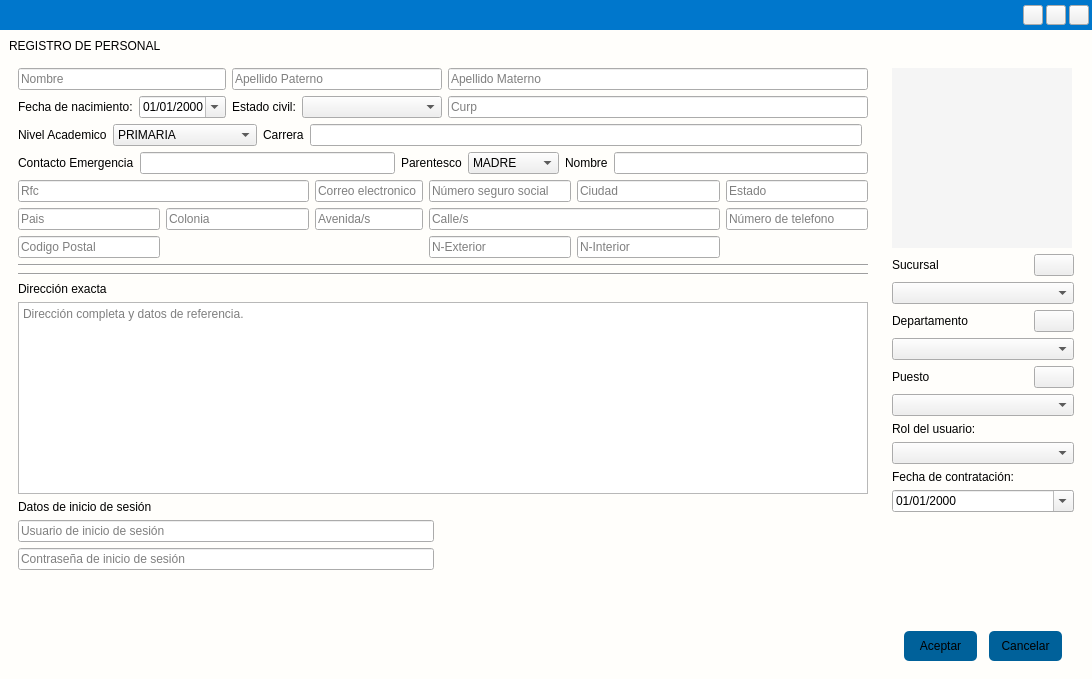
Qt form app/View/UserInterfaceUi/UI_REGISTRO_EMPLEADO.ui (LAngelVp/software-punto-de-venta) before a commit.
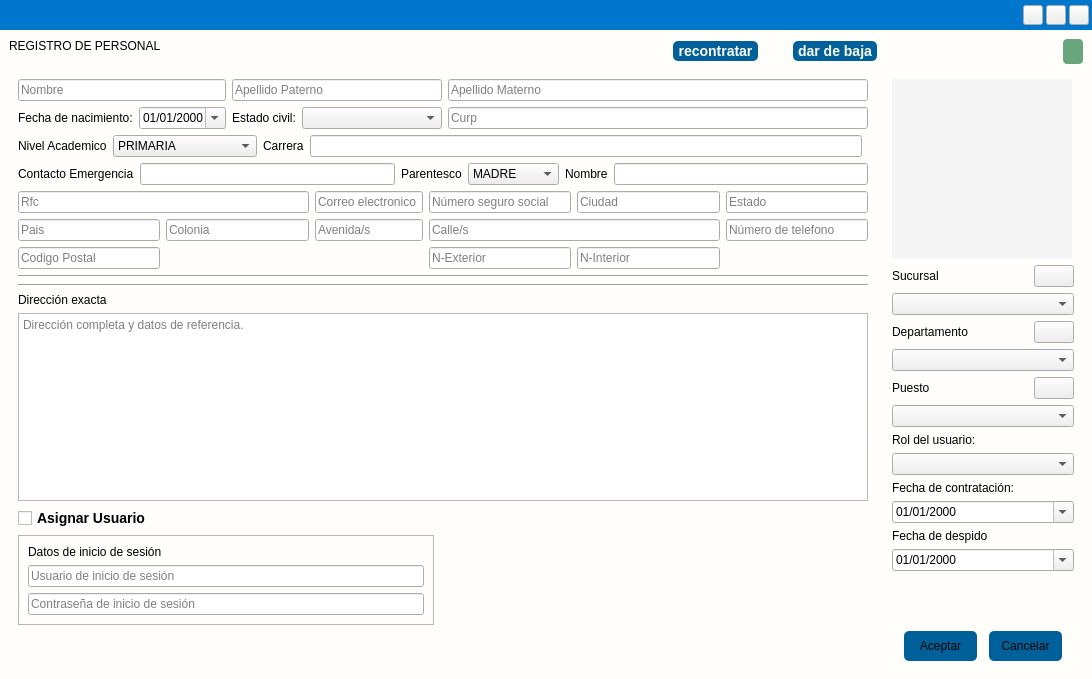
The same form after that commit. Icons and pictures are not drawn.

Commit message: SE ESTAN REFLEJANDO LOS DATOS EN LA VENTANA AL MOMENTO DE PRECIONAR EL BOTON DE EDITAR

```diff
--- a/app/View/UserInterfaceUi/UI_REGISTRO_EMPLEADO.ui
+++ b/app/View/UserInterfaceUi/UI_REGISTRO_EMPLEADO.ui
@@ -21,10 +21,22 @@
 background:#EE1D52;
 border-radius:5px;
 }
+[objectName*=&quot;contenedor_&quot;]{
+background: #fffefb;
+}
 #widget_cabecera_ventana{
 	background-color: #0077CC;
 	min-height: 30px;
 }
+#etiqueta_status_empleado{
+font-size: 18px;
+background: #68a67d;
+color: #1d1c1c;
+margin: 0px;
+padding: 2px 5px;
+border-radius: 4px;
+text-transform: uppercase;
+}
 [objectName^=&quot;btc&quot;]{
 background-color: rgb(255, 255, 255);
 	border: none;
@@ -52,6 +64,11 @@
 	border:solid 2px black;
 	background-color:#F5F5F5;
 }
+#opcion_usodelsistema{
+	font-family: Arial;
+	font-size: 14px;
+	font-weight: bold;
+}
 [objectName^=&quot;etiquetaTitulo_&quot;]{
 	font-family: Arial;
 	font-size: 18px;
@@ -67,7 +84,7 @@
 [objectName^=&quot;etiqueta_&quot;]{
 	font-family: Arial;
 	font-size: 14px;
-font-weight: bold;
+	font-weight: bold;
 }
 [objectName^=&quot;txt_&quot;]{
 	font-family: Arial;
@@ -217,6 +234,32 @@
 #Button_cancelar:hover{
 	background-color: #EE1D52;
 }
+#btn_btn_bajapersona{
+	border: none;
+	padding: 2px 5px;
+	border-radius: 5px;	
+	background-color: #00619a;	
+	text-transform: uppercase;
+	font-size: 14px;
+	font-weight:bold;
+	color:#fffefb;
+}
+#btn_btn_bajapersona:hover{
+	background-color: #EE1D52;
+}
+#btn_btn_recontratar{
+	border: none;
+	padding: 2px 5px;
+	border-radius: 5px;	
+	background-color: #00619a;	
+	text-transform: uppercase;
+	font-size: 14px;
+	font-weight:bold;
+	color:#fffefb;
+}
+#btn_btn_recontratar:hover{
+	background-color: #68a67d;
+}
 #label_fotousuario{
 	min-height: 100px;
 	min-width: 100px;
@@ -263,7 +306,8 @@
 }
 [objectName^=&quot;tiempo_&quot;]::focus{
 border-bottom: 2px solid #00668c;
-}</string>
+}
+</string>
   </property>
   <layout class="QVBoxLayout" name="verticalLayout">
    <property name="spacing">
@@ -477,9 +521,263 @@
       <item>
        <widget class="QWidget" name="widget_4" native="true">
         <layout class="QGridLayout" name="gridLayout_4">
-         <item row="1" column="0">
-          <widget class="QWidget" name="widget_3" native="true">
+         <item row="0" column="7" alignment="Qt::AlignRight|Qt::AlignVCenter">
+          <widget class="QLabel" name="etiqueta_status_empleado">
+           <property name="text">
+            <string/>
+           </property>
+          </widget>
+         </item>
+         <item row="0" column="6" alignment="Qt::AlignRight">
+          <widget class="QPushButton" name="btn_btn_bajapersona">
+           <property name="text">
+            <string>dar de baja</string>
+           </property>
+           <property name="icon">
+            <iconset resource="../../Source/iconosSVG.qrc">
+             <normaloff>:/iconosBlancos/Icons/iconos/Blanco/eliminar_persona_blanco.svg</normaloff>:/iconosBlancos/Icons/iconos/Blanco/eliminar_persona_blanco.svg</iconset>
+           </property>
+          </widget>
+         </item>
+         <item row="2" column="7">
+          <widget class="QWidget" name="contenedor_datosderecha" native="true">
+           <property name="maximumSize">
+            <size>
+             <width>200</width>
+             <height>16777215</height>
+            </size>
+           </property>
+           <layout class="QGridLayout" name="gridLayout_3">
+            <item row="8" column="0">
+             <widget class="QLabel" name="etiqueta_rol_usuario">
+              <property name="text">
+               <string>Rol del usuario:</string>
+              </property>
+             </widget>
+            </item>
+            <item row="4" column="0">
+             <widget class="QLabel" name="etiqueta_departamento">
+              <property name="text">
+               <string>Departamento</string>
+              </property>
+             </widget>
+            </item>
+            <item row="6" column="0">
+             <widget class="QLabel" name="etiqueta_puesto">
+              <property name="text">
+               <string>Puesto</string>
+              </property>
+             </widget>
+            </item>
+            <item row="5" column="0" colspan="2">
+             <widget class="QComboBox" name="cajaopciones_departamentos">
+              <property name="sizeAdjustPolicy">
+               <enum>QComboBox::AdjustToContents</enum>
+              </property>
+             </widget>
+            </item>
+            <item row="7" column="0" colspan="2">
+             <widget class="QComboBox" name="cajaopciones_puestos">
+              <property name="sizeAdjustPolicy">
+               <enum>QComboBox::AdjustToContents</enum>
+              </property>
+             </widget>
+            </item>
+            <item row="1" column="0">
+             <widget class="QLabel" name="etiqueta_sucursal">
+              <property name="text">
+               <string>Sucursal</string>
+              </property>
+             </widget>
+            </item>
+            <item row="0" column="0">
+             <widget class="QLabel" name="label_fotousuario">
+              <property name="text">
+               <string/>
+              </property>
+             </widget>
+            </item>
+            <item row="1" column="1">
+             <widget class="QPushButton" name="Button_nuevasucursal">
+              <property name="cursor">
+               <cursorShape>PointingHandCursor</cursorShape>
+              </property>
+              <property name="text">
+               <string/>
+              </property>
+              <property name="icon">
+               <iconset resource="../../Source/iconosSVG.qrc">
+                <normaloff>:/iconosBlancos/Icons/iconos/Blanco/agregar_blanco.svg</normaloff>:/iconosBlancos/Icons/iconos/Blanco/agregar_blanco.svg</iconset>
+              </property>
+              <property name="iconSize">
+               <size>
+                <width>24</width>
+                <height>24</height>
+               </size>
+              </property>
+             </widget>
+            </item>
+            <item row="2" column="0" colspan="2">
+             <widget class="QComboBox" name="cajaopciones_sucursales">
+              <property name="sizeAdjustPolicy">
+               <enum>QComboBox::AdjustToContents</enum>
+              </property>
+             </widget>
+            </item>
+            <item row="4" column="1">
+             <widget class="QPushButton" name="Button_agregardepartamento">
+              <property name="cursor">
+               <cursorShape>PointingHandCursor</cursorShape>
+              </property>
+              <property name="text">
+               <string/>
+              </property>
+              <property name="icon">
+               <iconset resource="../../Source/iconosSVG.qrc">
+                <normaloff>:/iconosBlancos/Icons/iconos/Blanco/agregar_blanco.svg</normaloff>:/iconosBlancos/Icons/iconos/Blanco/agregar_blanco.svg</iconset>
+              </property>
+              <property name="iconSize">
+               <size>
+                <width>24</width>
+                <height>24</height>
+               </size>
+              </property>
+             </widget>
+            </item>
+            <item row="6" column="1">
+             <widget class="QPushButton" name="Button_agregarpuesto">
+              <property name="cursor">
+               <cursorShape>PointingHandCursor</cursorShape>
+              </property>
+              <property name="text">
+               <string/>
+              </property>
+              <property name="icon">
+               <iconset resource="../../Source/iconosSVG.qrc">
+                <normaloff>:/iconosBlancos/Icons/iconos/Blanco/agregar_blanco.svg</normaloff>:/iconosBlancos/Icons/iconos/Blanco/agregar_blanco.svg</iconset>
+              </property>
+              <property name="iconSize">
+               <size>
+                <width>24</width>
+                <height>24</height>
+               </size>
+              </property>
+             </widget>
+            </item>
+            <item row="12" column="0" colspan="2">
+             <layout class="QGridLayout" name="gridLayout_2">
+              <property name="spacing">
+               <number>0</number>
+              </property>
+              <item row="0" column="0">
+               <widget class="QToolButton" name="Button_aceptar">
+                <property name="cursor">
+                 <cursorShape>PointingHandCursor</cursorShape>
+                </property>
+                <property name="text">
+                 <string>Aceptar</string>
+                </property>
+               </widget>
+              </item>
+              <item row="0" column="1">
+               <widget class="QToolButton" name="Button_cancelar">
+                <property name="cursor">
+                 <cursorShape>PointingHandCursor</cursorShape>
+                </property>
+                <property name="text">
+                 <string>Cancelar</string>
+                </property>
+               </widget>
+              </item>
+             </layout>
+            </item>
+            <item row="11" column="0" colspan="2">
+             <spacer name="verticalSpacer">
+              <property name="orientation">
+               <enum>Qt::Vertical</enum>
+              </property>
+              <property name="sizeHint" stdset="0">
+               <size>
+                <width>20</width>
+                <height>203</height>
+               </size>
+              </property>
+             </spacer>
+            </item>
+            <item row="10" column="0" colspan="2">
+             <layout class="QGridLayout" name="gridLayout_9">
+              <item row="2" column="0">
+               <widget class="QLabel" name="etiqueta_fechadespido">
+                <property name="text">
+                 <string>Fecha de despido</string>
+                </property>
+               </widget>
+              </item>
+              <item row="1" column="0">
+               <widget class="QDateEdit" name="fecha_fechacontratacion">
+                <property name="displayFormat">
+                 <string>dd/MM/yyyy</string>
+                </property>
+                <property name="calendarPopup">
+                 <bool>true</bool>
+                </property>
+               </widget>
+              </item>
+              <item row="0" column="0">
+               <widget class="QLabel" name="etiqueta_fechacontratacion">
+                <property name="text">
+                 <string>Fecha de contratación:</string>
+                </property>
+               </widget>
+              </item>
+              <item row="3" column="0">
+               <widget class="QDateEdit" name="fecha_fechadespido">
+                <property name="displayFormat">
+                 <string>dd/MM/yyyy</string>
+                </property>
+                <property name="calendarPopup">
+                 <bool>true</bool>
+                </property>
+               </widget>
+              </item>
+             </layout>
+            </item>
+            <item row="9" column="0" colspan="2">
+             <widget class="QComboBox" name="cajaopciones_rol_usuario">
+              <property name="sizeAdjustPolicy">
+               <enum>QComboBox::AdjustToContents</enum>
+              </property>
+             </widget>
+            </item>
+           </layout>
+          </widget>
+         </item>
+         <item row="2" column="0" colspan="7">
+          <widget class="QWidget" name="contenedor_datosizquierda" native="true">
            <layout class="QGridLayout" name="gridLayout_8">
+            <item row="5" column="0">
+             <widget class="QLabel" name="etiquetasubtitulo_direccion">
+              <property name="text">
+               <string>Dirección exacta</string>
+              </property>
+              <property name="alignment">
+               <set>Qt::AlignBottom|Qt::AlignLeading|Qt::AlignLeft</set>
+              </property>
+             </widget>
+            </item>
+            <item row="12" column="1">
+             <spacer name="verticalSpacer_2">
+              <property name="orientation">
+               <enum>Qt::Vertical</enum>
+              </property>
+              <property name="sizeHint" stdset="0">
+               <size>
+                <width>20</width>
+                <height>40</height>
+               </size>
+              </property>
+             </spacer>
+            </item>
             <item row="0" column="0" colspan="4">
              <layout class="QGridLayout" name="gridLayout">
               <item row="0" column="4">
@@ -579,6 +877,58 @@
               </item>
              </layout>
             </item>
+            <item row="10" column="0">
+             <widget class="QFrame" name="contenedor_credencialesusuario">
+              <property name="frameShape">
+               <enum>QFrame::StyledPanel</enum>
+              </property>
+              <property name="frameShadow">
+               <enum>QFrame::Raised</enum>
+              </property>
+              <layout class="QGridLayout" name="gridLayout_10">
+               <item row="2" column="0">
+                <widget class="QLineEdit" name="txt_contrasenia_usuario_iniciosesion">
+                 <property name="echoMode">
+                  <enum>QLineEdit::Password</enum>
+                 </property>
+                 <property name="placeholderText">
+                  <string>Contraseña de inicio de sesión</string>
+                 </property>
+                 <property name="clearButtonEnabled">
+                  <bool>false</bool>
+                 </property>
+                </widget>
+               </item>
+               <item row="1" column="0">
+                <widget class="QLineEdit" name="txt_usuario_iniciosesion">
+                 <property name="placeholderText">
+                  <string>Usuario de inicio de sesión</string>
+                 </property>
+                 <property name="clearButtonEnabled">
+                  <bool>false</bool>
+                 </property>
+                </widget>
+               </item>
+               <item row="0" column="0">
+                <widget class="QLabel" name="etiquetasubtitulo_datos_uniciosesion">
+                 <property name="text">
+                  <string>Datos de inicio de sesión</string>
+                 </property>
+                </widget>
+               </item>
+              </layout>
+             </widget>
+            </item>
+            <item row="6" column="0" colspan="4">
+             <widget class="QPlainTextEdit" name="txtlargo_direccion_completa">
+              <property name="styleSheet">
+               <string notr="true"/>
+              </property>
+              <property name="placeholderText">
+               <string>Dirección completa y datos de referencia.</string>
+              </property>
+             </widget>
+            </item>
             <item row="1" column="0" colspan="3">
              <layout class="QGridLayout" name="gridLayout_5">
               <item row="0" column="0">
@@ -642,68 +992,12 @@
               </item>
              </layout>
             </item>
-            <item row="2" column="0" colspan="4">
-             <layout class="QGridLayout" name="gridLayout_7">
-              <item row="0" column="4">
-               <widget class="QLabel" name="etiqueta_nombrecontactoemergencia">
-                <property name="text">
-                 <string>Nombre</string>
-                </property>
-               </widget>
-              </item>
-              <item row="0" column="0">
-               <widget class="QLabel" name="etiqueta_contactoemergencia">
-                <property name="text">
-                 <string>Contacto Emergencia</string>
-                </property>
-               </widget>
-              </item>
-              <item row="0" column="1">
-               <widget class="QLineEdit" name="txt_contactoemergencia"/>
-              </item>
-              <item row="0" column="2">
-               <widget class="QLabel" name="etiqueta_parentesco">
-                <property name="text">
-                 <string>Parentesco</string>
-                </property>
-               </widget>
-              </item>
-              <item row="0" column="3">
-               <widget class="QComboBox" name="cajaopciones_parentesco">
-                <property name="sizeAdjustPolicy">
-                 <enum>QComboBox::AdjustToContents</enum>
-                </property>
-                <item>
-                 <property name="text">
-                  <string>MADRE</string>
-                 </property>
-                </item>
-                <item>
-                 <property name="text">
-                  <string>PADRE</string>
-                 </property>
-                </item>
-                <item>
-                 <property name="text">
-                  <string>TIO/A</string>
-                 </property>
-                </item>
-                <item>
-                 <property name="text">
-                  <string>ESPOSO/A</string>
-                 </property>
-                </item>
-                <item>
-                 <property name="text">
-                  <string>OTRO</string>
-                 </property>
-                </item>
-               </widget>
-              </item>
-              <item row="0" column="5">
-               <widget class="QLineEdit" name="txt_nombrecontactoemergencia"/>
-              </item>
-             </layout>
+            <item row="4" column="0" colspan="4">
+             <widget class="Line" name="line_3">
+              <property name="orientation">
+               <enum>Qt::Horizontal</enum>
+              </property>
+             </widget>
             </item>
             <item row="3" column="0" colspan="4">
              <layout class="QGridLayout" name="gridLayout_6">
@@ -831,77 +1125,7 @@
               </item>
              </layout>
             </item>
-            <item row="4" column="0" colspan="4">
-             <widget class="Line" name="line_3">
-              <property name="orientation">
-               <enum>Qt::Horizontal</enum>
-              </property>
-             </widget>
-            </item>
-            <item row="5" column="0">
-             <widget class="QLabel" name="etiquetasubtitulo_direccion">
-              <property name="text">
-               <string>Dirección exacta</string>
-              </property>
-              <property name="alignment">
-               <set>Qt::AlignBottom|Qt::AlignLeading|Qt::AlignLeft</set>
-              </property>
-             </widget>
-            </item>
-            <item row="6" column="0" colspan="4">
-             <widget class="QPlainTextEdit" name="txtlargo_direccion_completa">
-              <property name="styleSheet">
-               <string notr="true"/>
-              </property>
-              <property name="placeholderText">
-               <string>Dirección completa y datos de referencia.</string>
-              </property>
-             </widget>
-            </item>
-            <item row="7" column="0" colspan="2">
-             <widget class="QLabel" name="etiquetasubtitulo_datos_uniciosesion">
-              <property name="text">
-               <string>Datos de inicio de sesión</string>
-              </property>
-             </widget>
-            </item>
-            <item row="8" column="0">
-             <widget class="QLineEdit" name="txt_usuario_iniciosesion">
-              <property name="placeholderText">
-               <string>Usuario de inicio de sesión</string>
-              </property>
-              <property name="clearButtonEnabled">
-               <bool>false</bool>
-              </property>
-             </widget>
-            </item>
-            <item row="9" column="0">
-             <widget class="QLineEdit" name="txt_contrasenia_usuario_iniciosesion">
-              <property name="echoMode">
-               <enum>QLineEdit::Password</enum>
-              </property>
-              <property name="placeholderText">
-               <string>Contraseña de inicio de sesión</string>
-              </property>
-              <property name="clearButtonEnabled">
-               <bool>false</bool>
-              </property>
-             </widget>
-            </item>
             <item row="10" column="1">
-             <spacer name="verticalSpacer_2">
-              <property name="orientation">
-               <enum>Qt::Vertical</enum>
-              </property>
-              <property name="sizeHint" stdset="0">
-               <size>
-                <width>20</width>
-                <height>40</height>
-               </size>
-              </property>
-             </spacer>
-            </item>
-            <item row="8" column="1">
              <spacer name="horizontalSpacer_2">
               <property name="orientation">
                <enum>Qt::Horizontal</enum>
@@ -914,6 +1138,76 @@
               </property>
              </spacer>
             </item>
+            <item row="2" column="0" colspan="4">
+             <layout class="QGridLayout" name="gridLayout_7">
+              <item row="0" column="4">
+               <widget class="QLabel" name="etiqueta_nombrecontactoemergencia">
+                <property name="text">
+                 <string>Nombre</string>
+                </property>
+               </widget>
+              </item>
+              <item row="0" column="0">
+               <widget class="QLabel" name="etiqueta_contactoemergencia">
+                <property name="text">
+                 <string>Contacto Emergencia</string>
+                </property>
+               </widget>
+              </item>
+              <item row="0" column="1">
+               <widget class="QLineEdit" name="txt_contactoemergencia"/>
+              </item>
+              <item row="0" column="2">
+               <widget class="QLabel" name="etiqueta_parentesco">
+                <property name="text">
+                 <string>Parentesco</string>
+                </property>
+               </widget>
+              </item>
+              <item row="0" column="3">
+               <widget class="QComboBox" name="cajaopciones_parentesco">
+                <property name="sizeAdjustPolicy">
+                 <enum>QComboBox::AdjustToContents</enum>
+                </property>
+                <item>
+                 <property name="text">
+                  <string>MADRE</string>
+                 </property>
+                </item>
+                <item>
+                 <property name="text">
+                  <string>PADRE</string>
+                 </property>
+                </item>
+                <item>
+                 <property name="text">
+                  <string>TIO/A</string>
+                 </property>
+                </item>
+                <item>
+                 <property name="text">
+                  <string>ESPOSO/A</string>
+                 </property>
+                </item>
+                <item>
+                 <property name="text">
+                  <string>OTRO</string>
+                 </property>
+                </item>
+               </widget>
+              </item>
+              <item row="0" column="5">
+               <widget class="QLineEdit" name="txt_nombrecontactoemergencia"/>
+              </item>
+             </layout>
+            </item>
+            <item row="8" column="0">
+             <widget class="QCheckBox" name="opcion_usodelsistema">
+              <property name="text">
+               <string>Asignar Usuario</string>
+              </property>
+             </widget>
+            </item>
            </layout>
           </widget>
          </item>
@@ -927,200 +1221,15 @@
            </property>
           </widget>
          </item>
-         <item row="1" column="1">
-          <widget class="QWidget" name="widget_5" native="true">
-           <property name="maximumSize">
-            <size>
-             <width>200</width>
-             <height>16777215</height>
-            </size>
+         <item row="0" column="5" alignment="Qt::AlignRight">
+          <widget class="QPushButton" name="btn_btn_recontratar">
+           <property name="text">
+            <string>recontratar</string>
            </property>
-           <layout class="QGridLayout" name="gridLayout_3">
-            <item row="8" column="0">
-             <widget class="QLabel" name="etiqueta_rol_usuario">
-              <property name="text">
-               <string>Rol del usuario:</string>
-              </property>
-             </widget>
-            </item>
-            <item row="4" column="0">
-             <widget class="QLabel" name="etiqueta_departamento">
-              <property name="text">
-               <string>Departamento</string>
-              </property>
-             </widget>
-            </item>
-            <item row="6" column="0">
-             <widget class="QLabel" name="etiqueta_puesto">
-              <property name="text">
-               <string>Puesto</string>
-              </property>
-             </widget>
-            </item>
-            <item row="5" column="0" colspan="2">
-             <widget class="QComboBox" name="cajaopciones_departamentos">
-              <property name="sizeAdjustPolicy">
-               <enum>QComboBox::AdjustToContents</enum>
-              </property>
-             </widget>
-            </item>
-            <item row="7" column="0" colspan="2">
-             <widget class="QComboBox" name="cajaopciones_puestos">
-              <property name="sizeAdjustPolicy">
-               <enum>QComboBox::AdjustToContents</enum>
-              </property>
-             </widget>
-            </item>
-            <item row="1" column="0">
-             <widget class="QLabel" name="etiqueta_sucursal">
-              <property name="text">
-               <string>Sucursal</string>
-              </property>
-             </widget>
-            </item>
-            <item row="0" column="0">
-             <widget class="QLabel" name="label_fotousuario">
-              <property name="text">
-               <string/>
-              </property>
-             </widget>
-            </item>
-            <item row="1" column="1">
-             <widget class="QPushButton" name="Button_nuevasucursal">
-              <property name="cursor">
-               <cursorShape>PointingHandCursor</cursorShape>
-              </property>
-              <property name="text">
-               <string/>
-              </property>
-              <property name="icon">
-               <iconset resource="../../Source/iconosSVG.qrc">
-                <normaloff>:/iconosBlancos/Icons/iconos/Blanco/agregar_blanco.svg</normaloff>:/iconosBlancos/Icons/iconos/Blanco/agregar_blanco.svg</iconset>
-              </property>
-              <property name="iconSize">
-               <size>
-                <width>24</width>
-                <height>24</height>
-               </size>
-              </property>
-             </widget>
-            </item>
-            <item row="2" column="0" colspan="2">
-             <widget class="QComboBox" name="cajaopciones_sucursales">
-              <property name="sizeAdjustPolicy">
-               <enum>QComboBox::AdjustToContents</enum>
-              </property>
-             </widget>
-            </item>
-            <item row="4" column="1">
-             <widget class="QPushButton" name="Button_agregardepartamento">
-              <property name="cursor">
-               <cursorShape>PointingHandCursor</cursorShape>
-              </property>
-              <property name="text">
-               <string/>
-              </property>
-              <property name="icon">
-               <iconset resource="../../Source/iconosSVG.qrc">
-                <normaloff>:/iconosBlancos/Icons/iconos/Blanco/agregar_blanco.svg</normaloff>:/iconosBlancos/Icons/iconos/Blanco/agregar_blanco.svg</iconset>
-              </property>
-              <property name="iconSize">
-               <size>
-                <width>24</width>
-                <height>24</height>
-               </size>
-              </property>
-             </widget>
-            </item>
-            <item row="6" column="1">
-             <widget class="QPushButton" name="Button_agregarpuesto">
-              <property name="cursor">
-               <cursorShape>PointingHandCursor</cursorShape>
-              </property>
-              <property name="text">
-               <string/>
-              </property>
-              <property name="icon">
-               <iconset resource="../../Source/iconosSVG.qrc">
-                <normaloff>:/iconosBlancos/Icons/iconos/Blanco/agregar_blanco.svg</normaloff>:/iconosBlancos/Icons/iconos/Blanco/agregar_blanco.svg</iconset>
-              </property>
-              <property name="iconSize">
-               <size>
-                <width>24</width>
-                <height>24</height>
-               </size>
-              </property>
-             </widget>
-            </item>
-            <item row="12" column="0" colspan="2">
-             <layout class="QGridLayout" name="gridLayout_2">
-              <property name="spacing">
-               <number>0</number>
-              </property>
-              <item row="0" column="0">
-               <widget class="QToolButton" name="Button_aceptar">
-                <property name="cursor">
-                 <cursorShape>PointingHandCursor</cursorShape>
-                </property>
-                <property name="text">
-                 <string>Aceptar</string>
-                </property>
-               </widget>
-              </item>
-              <item row="0" column="1">
-               <widget class="QToolButton" name="Button_cancelar">
-                <property name="cursor">
-                 <cursorShape>PointingHandCursor</cursorShape>
-                </property>
-                <property name="text">
-                 <string>Cancelar</string>
-                </property>
-               </widget>
-              </item>
-             </layout>
-            </item>
-            <item row="11" column="0" colspan="2">
-             <spacer name="verticalSpacer">
-              <property name="orientation">
-               <enum>Qt::Vertical</enum>
-              </property>
-              <property name="sizeHint" stdset="0">
-               <size>
-                <width>20</width>
-                <height>203</height>
-               </size>
-              </property>
-             </spacer>
-            </item>
-            <item row="10" column="0" colspan="2">
-             <layout class="QGridLayout" name="gridLayout_9">
-              <item row="0" column="0">
-               <widget class="QLabel" name="etiqueta_fechacontratacion">
-                <property name="text">
-                 <string>Fecha de contratación:</string>
-                </property>
-               </widget>
-              </item>
-              <item row="1" column="0">
-               <widget class="QDateEdit" name="fecha_fechacontratacion">
-                <property name="displayFormat">
-                 <string>dd/MM/yyyy</string>
-                </property>
-                <property name="calendarPopup">
-                 <bool>true</bool>
-                </property>
-               </widget>
-              </item>
-             </layout>
-            </item>
-            <item row="9" column="0" colspan="2">
-             <widget class="QComboBox" name="cajaopciones_rol_usuario">
-              <property name="sizeAdjustPolicy">
-               <enum>QComboBox::AdjustToContents</enum>
-              </property>
-             </widget>
-            </item>
-           </layout>
+           <property name="icon">
+            <iconset resource="../../Source/iconosSVG.qrc">
+             <normaloff>:/iconosBlancos/Icons/iconos/Blanco/mover.svg</normaloff>:/iconosBlancos/Icons/iconos/Blanco/mover.svg</iconset>
+           </property>
           </widget>
          </item>
         </layout>
```
Left out of the diff: 16 changed lines with no effect on the pictures. The commit also changes 4 other files.
